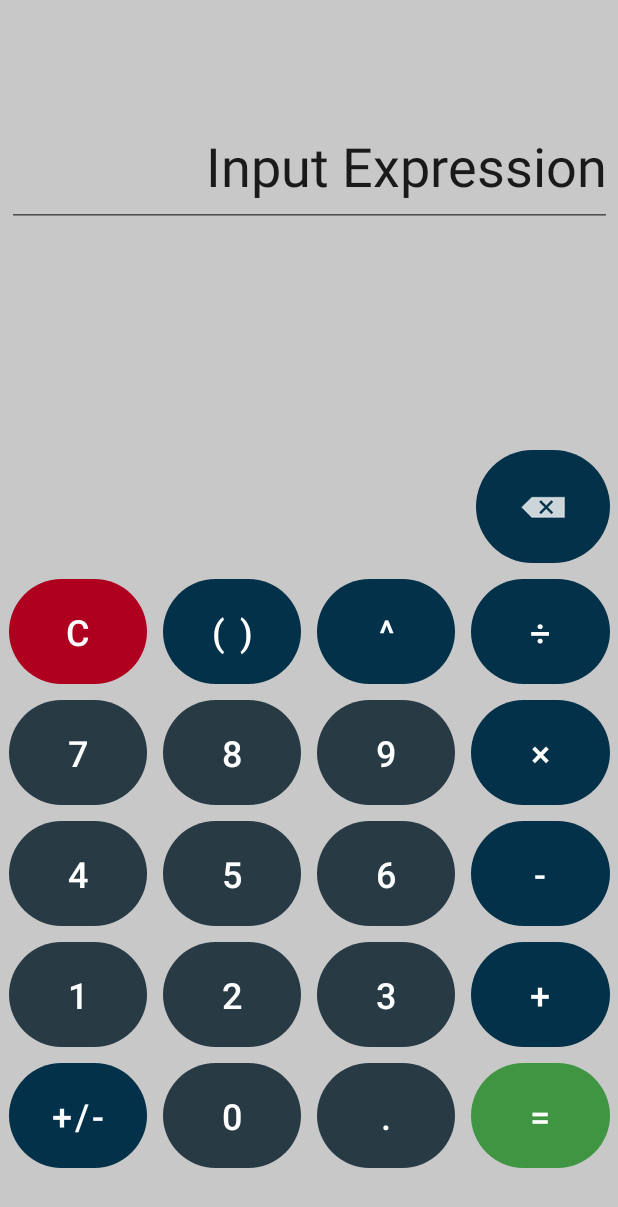
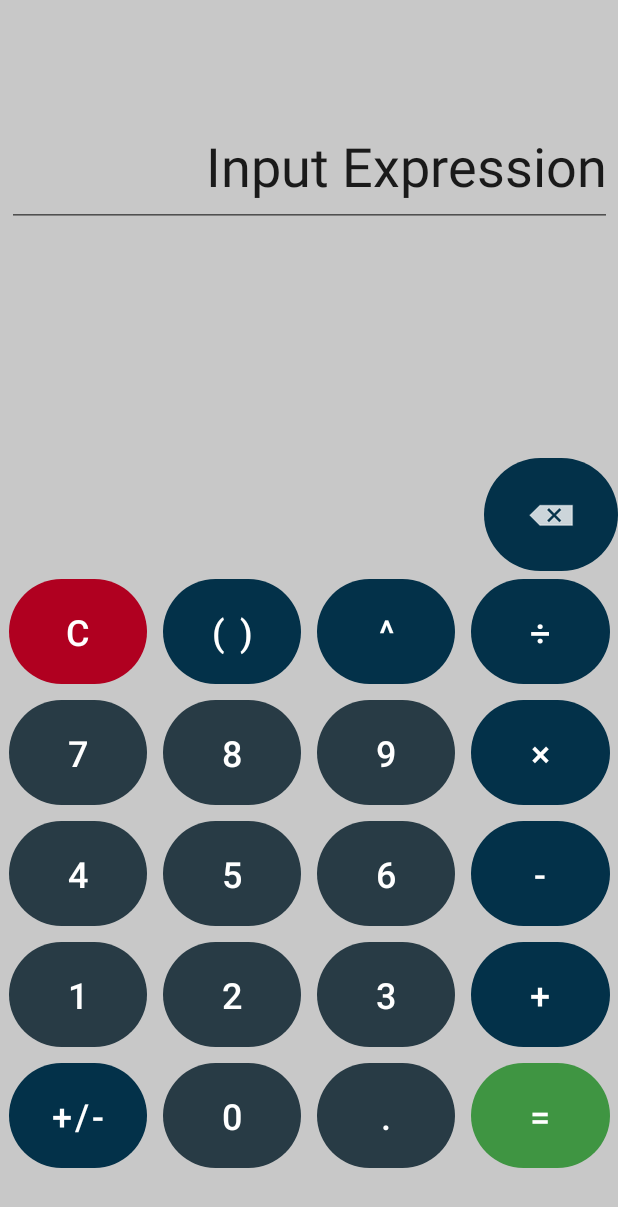
Before and after one commit to Zeinelrez/zein_calculator, an Android app: the screen it shows after launch (MainActivity), on a phone screen of 412 x 824 dp. Shown: the top 1207 px of the screen. Run offline under Robolectric (Android 15) with nearby library versions, the phone set to English and light mode, and no system bars.

Commit message:
Fixed abit of layout

```diff
--- a/app/src/main/java/com/example/zein_calculator/MainActivity.java
+++ b/app/src/main/java/com/example/zein_calculator/MainActivity.java
@@ -163,7 +163,6 @@ public class MainActivity extends AppCompatActivity {
 
         /* I won't close the parenthesis unless something is added in it */
 
-
         if (open == close || display.getText().toString().substring(length -1, length).equals("(")) {
 
             updateText("(");
--- a/app/src/main/res/layout-land/activity_main.xml
+++ b/app/src/main/res/layout-land/activity_main.xml
@@ -327,8 +327,6 @@
         android:id="@+id/input"
         android:layout_width="452dp"
         android:layout_height="71dp"
-        android:layout_marginEnd="12dp"
-        android:layout_marginRight="12dp"
         android:focusable="false"
         android:gravity="end"
         android:importantForAutofill="no"
@@ -338,8 +336,10 @@
         android:textSize="30sp"
         app:layout_constraintBottom_toTopOf="@+id/tableLayout"
         app:layout_constraintEnd_toEndOf="parent"
+        app:layout_constraintHorizontal_bias="1.0"
+        app:layout_constraintStart_toStartOf="parent"
         app:layout_constraintTop_toTopOf="parent"
-        app:layout_constraintVertical_bias="0.418"
+        app:layout_constraintVertical_bias="0.25"
         tools:ignore="Label" />
 
     <ImageButton
@@ -354,7 +354,7 @@
         android:onClick="backBtn"
         app:layout_constraintBottom_toTopOf="@+id/tableLayout"
         app:layout_constraintEnd_toEndOf="parent"
-        app:layout_constraintHorizontal_bias="0.029"
+        app:layout_constraintHorizontal_bias="0.0"
         app:layout_constraintStart_toStartOf="parent"
         app:layout_constraintTop_toTopOf="@+id/input"
         app:layout_constraintVertical_bias="1.0"
--- a/app/src/main/res/layout/activity_main.xml
+++ b/app/src/main/res/layout/activity_main.xml
@@ -344,7 +344,7 @@
         android:id="@+id/imageButton"
         android:layout_width="89dp"
         android:layout_height="75dp"
-        android:layout_margin="5dp"
+        android:layout_margin="0dp"
         android:background="@drawable/circle"
         android:contentDescription="none"
         android:onClick="backBtn"
```
